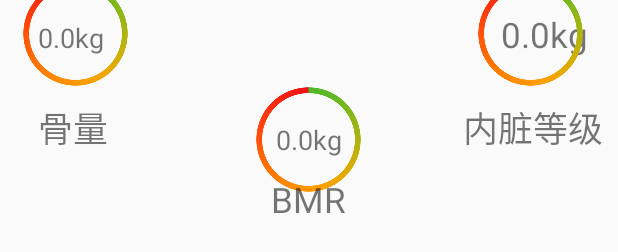
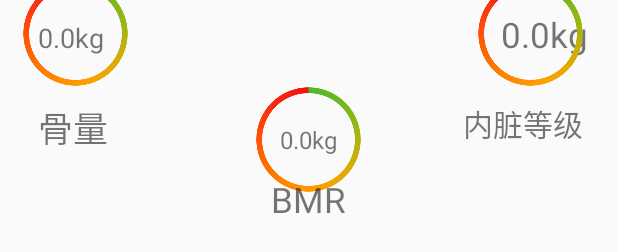
Before and after one commit to mafuhua/Heyjk, an Android app: the layout home_sub_composition.xml on its own in the app's theme, with its tools: preview values and no code run, on a phone screen of 412 x 824 dp. Shown: the part 582-834 px from the top of the screen. Run offline under Robolectric (Android 15) with nearby library versions, the phone set to English and light mode, and no system bars.

Commit message:
4/13海尔接口调试完成蓝牙测试完成

```diff
--- a/app/src/main/java/com/yuenkeji/heyjk/fragment/BaseFragment.java
+++ b/app/src/main/java/com/yuenkeji/heyjk/fragment/BaseFragment.java
@@ -1,10 +1,12 @@
 package com.yuenkeji.heyjk.fragment;
 
+import android.app.ProgressDialog;
 import android.os.Bundle;
 import android.support.v4.app.Fragment;
 import android.view.LayoutInflater;
 import android.view.View;
 import android.view.ViewGroup;
+
 /**
  * Fragment的基类
  * 共性方法：onCreateView
@@ -31,7 +33,24 @@ public abstract class BaseFragment extends Fragment {
      * 子类必须重写
      */
     public abstract void initData();
+    public  ProgressDialog mypDialog;
+    public  void checkgetData() {
+        mypDialog = new ProgressDialog(getActivity());
+        //实例化
+        mypDialog.setProgressStyle(ProgressDialog.STYLE_SPINNER);
+        //设置进度条风格，风格为圆形，旋转的
+        //设置ProgressDialog 标题
+        mypDialog.setMessage("正在加载中");
+        //设置ProgressDialog 提示信息
+        mypDialog.setIndeterminate(false);
+        //设置ProgressDialog 的进度条是否不明确
+        mypDialog.setCancelable(true);
+        //设置ProgressDialog 是否可以按退回按键取消
+        mypDialog.setCanceledOnTouchOutside(false);
+        mypDialog.show();
+        //让ProgressDialog显示
 
+    }
     /**
      * fragment挂载到Activity时调用
      */
--- a/app/src/main/java/com/yuenkeji/heyjk/fragment/SettingFragment.java
+++ b/app/src/main/java/com/yuenkeji/heyjk/fragment/SettingFragment.java
@@ -5,6 +5,7 @@ import android.app.DatePickerDialog;
 import android.content.Context;
 import android.content.DialogInterface;
 import android.content.SharedPreferences;
+import android.text.InputType;
 import android.util.Log;
 import android.view.View;
 import android.view.ViewGroup;
@@ -38,7 +39,7 @@ public class SettingFragment extends BaseFragment implements View.OnClickListene
     private ListView lvSetting;
     private Button btSettingQuit;
     private String[] settingText = new String[]{"性别", "年龄", "身高", "体重", "运动类型"};
-    private HashMap<Integer,String> settingMap = new HashMap();
+    private HashMap<Integer, String> settingMap = new HashMap();
     private MyListAdapter myListAdapter;
     private int showYear;
     private int mYear;
@@ -80,10 +81,17 @@ public class SettingFragment extends BaseFragment implements View.OnClickListene
                 map.put("height", settingMap.get(2));
                 map.put("weight", settingMap.get(3));
                 map.put("sport", sporttype);
+                final String finalSextype = sextype;
+                final String finalSporttype = sporttype;
                 XUtils.xUtilsPost(WEBUtils.UpdateUserUrl, map, new Callback.CommonCallback<String>() {
                     @Override
                     public void onSuccess(String result) {
                         Log.d("mafuhua", "UpdateUserUrl=====" + result);
+                        sharedPreferences.edit().putString("sex", finalSextype)
+                                .putString("sport", finalSporttype)
+                                .putString("birthday", settingMap.get(1))
+                                .putString("height", settingMap.get(2))
+                                .putString("weight", settingMap.get(3)).apply();
                         Toast.makeText(getActivity(), "提交成功", Toast.LENGTH_SHORT).show();
                     }
 
@@ -107,7 +115,7 @@ public class SettingFragment extends BaseFragment implements View.OnClickListene
 
     }
 
-    public void settingSex(final int position) {
+    public void settingSex() {
         AlertDialog.Builder builder = new AlertDialog.Builder(getActivity());
         builder.setTitle("请选择您的性别：");
         /*
@@ -128,7 +136,7 @@ public class SettingFragment extends BaseFragment implements View.OnClickListene
         builder.show();
     }
 
-    public void settingSport(final int position) {
+    public void settingSport() {
         AlertDialog.Builder builder = new AlertDialog.Builder(getActivity());
         builder.setTitle("请选择您的性别：");
         /*
@@ -154,12 +162,13 @@ public class SettingFragment extends BaseFragment implements View.OnClickListene
         builder.setTitle("请输入" + str);
         final EditText editText = new EditText(getActivity());
         editText.setHint(hint);
+        editText.setInputType(InputType.TYPE_CLASS_NUMBER);
         builder.setView(editText);
         builder.setPositiveButton("确定", new DialogInterface.OnClickListener() {
             @Override
             public void onClick(DialogInterface dialog, int which) {
                 weight = editText.getText().toString().trim();
-                settingMap.put(position, weight + hint);
+                settingMap.put(position, weight);
                 myListAdapter.notifyDataSetChanged();
             }
         });
@@ -203,7 +212,7 @@ public class SettingFragment extends BaseFragment implements View.OnClickListene
             public void onItemClick(AdapterView<?> parent, View view, int position, long id) {
                 switch (position) {
                     case 0:
-                        settingSex(position);
+                        settingSex();
 
                         break;
                     case 1:
@@ -216,7 +225,7 @@ public class SettingFragment extends BaseFragment implements View.OnClickListene
                         settingWeight(position, "体重", "KG");
                         break;
                     case 4:
-                        settingSport(position);
+                        settingSport();
                         break;
 
 
@@ -233,7 +242,7 @@ public class SettingFragment extends BaseFragment implements View.OnClickListene
         XUtils.xUtilsPost(WEBUtils.LookUserUrl, map, new Callback.CommonCallback<String>() {
             @Override
             public void onSuccess(String result) {
-                Log.d("mafuhua", "LookUserUrl======="+result);
+                Log.d("mafuhua", "LookUserUrl=======" + result);
 
                 parseJson(result);
             }
@@ -267,7 +276,9 @@ public class SettingFragment extends BaseFragment implements View.OnClickListene
         settingMap.put(1, lookUserBean.data.get(0).birthday);
         settingMap.put(2, lookUserBean.data.get(0).height);
         settingMap.put(3, lookUserBean.data.get(0).weight);
-        settingMap.put(4, lookUserBean.data.get(0).sport);
+       /* sharedPreferences.edit().putString("birthday", lookUserBean.data.get(0).birthday)
+                .putString("height", lookUserBean.data.get(0).height)
+                .putString("weight", lookUserBean.data.get(0).weight).apply();*/
         if (lookUserBean.data.get(0).sport.equals("0")) {
             settingMap.put(4, "脑力劳动者");
         } else if (lookUserBean.data.get(0).sport.equals("1")) {
@@ -319,9 +330,9 @@ public class SettingFragment extends BaseFragment implements View.OnClickListene
             } else {
                 viewHolder = (ViewHolder) convertView.getTag();
             }
-            if (settingMap.size()<1){
+            if (settingMap.size() < 1) {
                 viewHolder.tvsettingleft.setText(settingText[position]);
-            }else {
+            } else {
                 viewHolder.tvsettingleft.setText(settingText[position]);
                 viewHolder.tvsettingright.setText(settingMap.get(position));
             }
--- a/app/src/main/res/layout/home_sub_bloodpressure.xml
+++ b/app/src/main/res/layout/home_sub_bloodpressure.xml
@@ -73,7 +73,7 @@
     <TextView
         android:layout_width="wrap_content"
         android:layout_height="wrap_content"
-        android:paddingRight="10dp"
+        android:paddingRight="20dp"
         android:text="0.0"
         android:textSize="33sp"
         android:id="@+id/tv_diya"
--- a/app/src/main/res/layout/home_sub_composition.xml
+++ b/app/src/main/res/layout/home_sub_composition.xml
@@ -6,11 +6,12 @@
 
     <include
         android:id="@+id/layout_titlebar"
-        layout="@layout/layout_titlebar" />
+        layout="@layout/layout_titlebar"/>
+
     <LinearLayout
         android:layout_width="match_parent"
-    android:orientation="horizontal"
-    android:layout_height="wrap_content">
+        android:layout_height="wrap_content"
+        android:orientation="horizontal">
 
         <LinearLayout
             android:layout_width="0dp"
@@ -19,66 +20,70 @@
             android:orientation="vertical">
 
             <RelativeLayout
-            android:layout_marginTop="100dp"
                 android:layout_width="match_parent"
-            android:layout_height="wrap_content">
+                android:layout_height="wrap_content"
+                android:layout_marginTop="100dp">
 
                 <TextView
+                    android:id="@+id/textView"
                     android:layout_width="wrap_content"
                     android:layout_height="wrap_content"
                     android:layout_marginLeft="15dp"
                     android:text="脂肪率"
-                android:textSize="23sp"
-                android:id="@+id/textView" />
+                    android:textSize="23sp"/>
+
                 <ImageView
                     android:id="@+id/leftup"
                     android:layout_width="80dp"
                     android:layout_height="80dp"
+                    android:layout_alignEnd="@+id/textView"
+                    android:layout_below="@+id/textView"
                     android:layout_marginLeft="15dp"
-                android:src="@drawable/img_01_tichengfen2x"
-                android:layout_below="@+id/textView"
-                android:layout_alignEnd="@+id/textView" />
+                    android:src="@drawable/img_01_tichengfen2x"/>
+
                 <TextView
+                    android:id="@+id/tv_zhifang"
                     android:layout_width="match_parent"
                     android:layout_height="wrap_content"
-                android:layout_marginLeft="30dp"
-                android:text="00%"
-                android:maxLines="1"
-                android:gravity="center"
-                android:textSize="18sp"
-                android:id="@+id/tv_zhifang"
                     android:layout_alignTop="@+id/leftup"
                     android:layout_centerHorizontal="true"
-                android:layout_marginTop="25dp" />
+                    android:layout_marginLeft="30dp"
+                    android:layout_marginTop="25dp"
+                    android:gravity="center"
+                    android:maxLines="1"
+                    android:text="00%"
+                    android:textSize="18sp"/>
             </RelativeLayout>
+
             <RelativeLayout
-            android:layout_marginTop="100dp"
                 android:layout_width="match_parent"
-            android:layout_height="wrap_content">
+                android:layout_height="wrap_content"
+                android:layout_marginTop="100dp">
 
                 <TextView
                     android:id="@+id/tv_guliang"
                     android:layout_width="wrap_content"
                     android:layout_height="wrap_content"
+                    android:layout_marginLeft="25dp"
                     android:layout_marginTop="25dp"
-                android:layout_marginLeft="25dp"
                     android:text="0.0kg"
-                android:textSize="18sp" />
+                    android:textSize="18sp"/>
+
                 <ImageView
                     android:id="@+id/leftdown"
                     android:layout_width="70dp"
                     android:layout_height="70dp"
                     android:layout_marginLeft="15dp"
-                android:src="@drawable/img_01_tichengfen2x" />
+                    android:src="@drawable/img_01_tichengfen2x"/>
 
                 <TextView
                     android:layout_width="wrap_content"
                     android:layout_height="wrap_content"
+                    android:layout_below="@id/leftdown"
                     android:layout_marginLeft="25dp"
                     android:layout_marginTop="10dp"
-                android:layout_below="@id/leftdown"
                     android:text="骨量"
-                android:textSize="23sp" />
+                    android:textSize="23sp"/>
             </RelativeLayout>
         </LinearLayout>
 
@@ -87,11 +92,12 @@
             android:layout_height="match_parent"
             android:layout_weight="2"
             android:orientation="vertical">
+
             <RelativeLayout
-            android:layout_marginTop="20dp"
+                android:layout_width="match_parent"
+                android:layout_height="wrap_content"
                 android:layout_gravity="center_horizontal"
-            android:layout_width="match_parent"
-            android:layout_height="wrap_content">
+                android:layout_marginTop="20dp">
 
                 <TextView
                     android:id="@+id/textView201"
@@ -99,39 +105,42 @@
                     android:layout_height="wrap_content"
                     android:layout_centerHorizontal="true"
                     android:text="肌肉率"
-                android:textSize="23sp" />
+                    android:textSize="23sp"/>
+
                 <ImageView
                     android:layout_width="70dp"
                     android:layout_height="70dp"
                     android:layout_below="@id/textView201"
+                    android:layout_centerHorizontal="true"
                     android:layout_marginLeft="15dp"
-                android:layout_centerHorizontal="true"
-                android:src="@drawable/img_01_tichengfen2x" />
+                    android:src="@drawable/img_01_tichengfen2x"/>
+
                 <TextView
+                    android:id="@+id/tv_jirou"
                     android:layout_width="wrap_content"
                     android:layout_height="wrap_content"
+                    android:layout_below="@id/textView201"
+                    android:layout_centerHorizontal="true"
+                    android:layout_centerVertical="true"
                     android:layout_marginLeft="30dp"
+                    android:layout_marginTop="20dp"
                     android:text="00%"
-                android:layout_marginTop="20dp"
-                android:layout_below="@id/textView201"
-                android:textSize="18sp"
-                android:id="@+id/tv_jirou"
+                    android:textSize="18sp"/>
+            </RelativeLayout>
+
+            <RelativeLayout
+                android:layout_width="match_parent"
+                android:layout_height="wrap_content"
+                android:layout_centerHorizontal="true"
                 android:layout_centerVertical="true"
-                android:layout_centerHorizontal="true" />
-        </RelativeLayout>
-        <RelativeLayout
-            android:layout_marginTop="50dp"
-            android:layout_centerVertical="true"
-            android:layout_centerHorizontal="true"
-            android:layout_width="match_parent"
-            android:layout_height="wrap_content">
+                android:layout_marginTop="50dp">
 
                 <ImageView
                     android:id="@+id/center"
                     android:layout_width="140dp"
                     android:layout_height="140dp"
                     android:layout_centerInParent="true"
-                android:src="@drawable/img_01_tichengfen2x" />
+                    android:src="@drawable/img_01_tichengfen2x"/>
 
 
                 <ImageView
@@ -140,16 +149,17 @@
                     android:layout_alignBottom="@id/center"
                     android:layout_centerHorizontal="true"
                     android:layout_marginBottom="80dp"
-                android:src="@drawable/img_w2x" />
+                    android:src="@drawable/img_w2x"/>
+
                 <TextView
+                    android:id="@+id/tv_tizhong"
                     android:layout_width="wrap_content"
                     android:layout_height="wrap_content"
                     android:layout_alignBottom="@id/center"
                     android:layout_centerHorizontal="true"
                     android:layout_marginBottom="40dp"
                     android:text="0.0"
-                android:textSize="33sp"
-                android:id="@+id/tv_tizhong" />
+                    android:textSize="33sp"/>
 
 
                 <TextView
@@ -159,44 +169,45 @@
                     android:layout_centerHorizontal="true"
                     android:layout_marginBottom="10dp"
                     android:text="kg"
-                android:textSize="33sp" />
-
+                    android:textSize="33sp"/>
 
 
             </RelativeLayout>
+
             <RelativeLayout
+                android:layout_width="match_parent"
+                android:layout_height="wrap_content"
                 android:layout_marginTop="50dp"
-            android:gravity="center"
-            android:layout_width="match_parent"
-            android:layout_height="wrap_content">
+                android:gravity="center">
 
                 <TextView
                     android:id="@+id/tv_bmr"
                     android:layout_width="match_parent"
                     android:layout_height="wrap_content"
+                    android:layout_alignParentStart="true"
+                    android:layout_centerVertical="true"
                     android:gravity="center"
                     android:text="0.0kg"
-                android:textSize="18sp"
-                android:layout_centerVertical="true"
-                android:layout_alignParentStart="true" />
+                    android:textSize="16sp"/>
+
                 <ImageView
                     android:id="@+id/leftdown2"
                     android:layout_width="70dp"
                     android:layout_height="70dp"
+                    android:layout_centerInParent="true"
+
                     android:layout_marginLeft="15dp"
-
-                android:layout_centerInParent="true"
-                android:src="@drawable/img_01_tichengfen2x" />
+                    android:src="@drawable/img_01_tichengfen2x"/>
 
                 <TextView
                     android:layout_width="wrap_content"
                     android:layout_height="wrap_content"
+                    android:layout_below="@id/leftdown2"
+                    android:layout_centerHorizontal="true"
                     android:layout_marginLeft="25dp"
                     android:layout_marginTop="10dp"
-                android:layout_centerHorizontal="true"
-                android:layout_below="@id/leftdown2"
                     android:text="BMR"
-                android:textSize="23sp" />
+                    android:textSize="23sp"/>
             </RelativeLayout>
         </LinearLayout>
 
@@ -205,68 +216,73 @@ android:gravity="center"
             android:layout_height="match_parent"
             android:layout_weight="1"
             android:orientation="vertical">
+
             <RelativeLayout
-            android:layout_marginTop="100dp"
                 android:layout_width="match_parent"
-            android:layout_height="wrap_content">
+                android:layout_height="wrap_content"
+                android:layout_marginTop="100dp">
 
                 <TextView
+                    android:id="@+id/textView2"
                     android:layout_width="wrap_content"
                     android:layout_height="wrap_content"
                     android:layout_marginLeft="10dp"
                     android:text="水分量"
-                android:textSize="23sp"
-                android:id="@+id/textView2" />
+                    android:textSize="23sp"/>
+
                 <ImageView
                     android:id="@+id/leftup3"
                     android:layout_width="80dp"
                     android:layout_height="80dp"
+                    android:layout_alignEnd="@+id/textView2"
+                    android:layout_below="@+id/textView2"
                     android:layout_marginLeft="15dp"
-                android:src="@drawable/img_01_tichengfen2x"
-                android:layout_below="@+id/textView2"
-                android:layout_alignEnd="@+id/textView2" />
+                    android:src="@drawable/img_01_tichengfen2x"/>
+
                 <TextView
+                    android:id="@+id/tv_shuifen"
                     android:layout_width="match_parent"
                     android:layout_height="wrap_content"
-                android:layout_marginLeft="25dp"
-                android:text="00%"
-                android:maxLines="1"
-                android:textSize="18sp"
-                android:gravity="center"
-                android:id="@+id/tv_shuifen"
                     android:layout_alignTop="@id/leftup3"
                     android:layout_centerHorizontal="true"
-                android:layout_marginTop="30dp" />
+                    android:layout_marginLeft="25dp"
+                    android:layout_marginTop="30dp"
+                    android:gravity="center"
+                    android:maxLines="1"
+                    android:text="00%"
+                    android:textSize="18sp"/>
             </RelativeLayout>
+
             <RelativeLayout
-            android:layout_marginTop="100dp"
                 android:layout_width="match_parent"
-            android:layout_height="wrap_content">
+                android:layout_height="wrap_content"
+                android:layout_marginTop="100dp">
 
                 <TextView
                     android:id="@+id/tv_neizang"
                     android:layout_width="match_parent"
+                    android:layout_height="wrap_content"
+                    android:layout_marginLeft="5dp"
+                    android:layout_marginTop="20dp"
                     android:gravity="center"
-                android:layout_height="wrap_content"
-                android:layout_marginTop="20dp"
-                android:layout_marginLeft="5dp"
                     android:text="0.0kg"
-                android:textSize="23sp" />
+                    android:textSize="23sp"/>
+
                 <ImageView
                     android:id="@+id/leftdown5"
                     android:layout_width="70dp"
                     android:layout_height="70dp"
                     android:layout_marginLeft="10dp"
-                android:src="@drawable/img_01_tichengfen2x" />
+                    android:src="@drawable/img_01_tichengfen2x"/>
 
                 <TextView
                     android:layout_width="wrap_content"
                     android:layout_height="wrap_content"
+                    android:layout_below="@id/leftdown5"
+
                     android:layout_marginTop="10dp"
-
-                android:layout_below="@id/leftdown5"
                     android:text="内脏等级"
-                android:textSize="23sp" />
+                    android:textSize="20sp"/>
             </RelativeLayout>
 
         </LinearLayout>
```
Also changed, not shown: 1 other file. Lines whose indentation alone changed are shown as unchanged.
